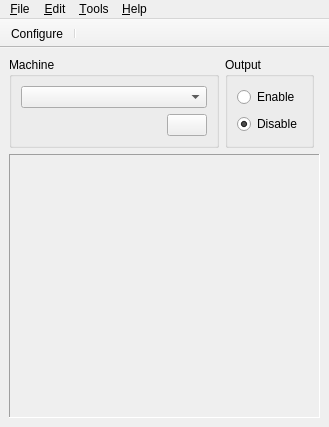
First picture: the form in plover/gui_qt/main_window.ui, repository openstenoproject/plover, before the edit.
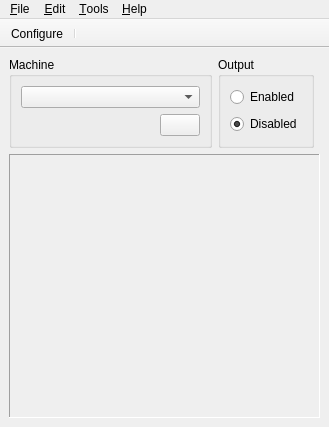
Second picture: the form after the edit. Icons and pictures are not drawn. Custom widgets are drawn as their Qt base class.

Commit message: gui_qt: tweak wording for output radio buttons

```diff
--- a/plover/gui_qt/main_window.ui
+++ b/plover/gui_qt/main_window.ui
@@ -127,14 +127,14 @@
        <item row="0" column="0">
         <widget class="QRadioButton" name="output_enable">
          <property name="text">
-          <string>Enable</string>
+          <string>Enabled</string>
          </property>
         </widget>
        </item>
        <item row="1" column="0">
         <widget class="QRadioButton" name="output_disable">
          <property name="text">
-          <string>Disable</string>
+          <string>Disabled</string>
          </property>
          <property name="checked">
           <bool>true</bool>
```
